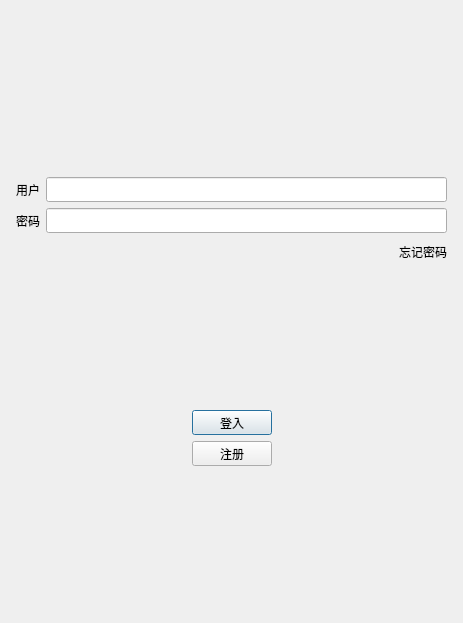
Old version of the form client/QTChat/logindialog.ui in the repository yizhinailong/ChatCpp.
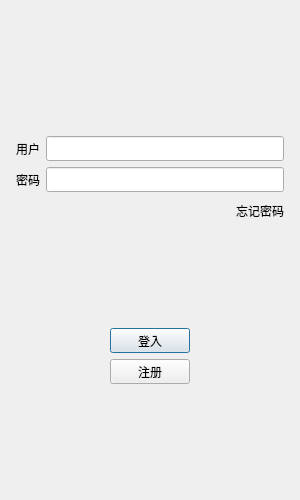
New version of the form. Icons and pictures are not drawn.

```diff
--- a/client/QTChat/logindialog.ui
+++ b/client/QTChat/logindialog.ui
@@ -6,10 +6,22 @@
    <rect>
     <x>0</x>
     <y>0</y>
-    <width>463</width>
-    <height>623</height>
+    <width>300</width>
+    <height>500</height>
    </rect>
   </property>
+  <property name="minimumSize">
+   <size>
+    <width>300</width>
+    <height>500</height>
+   </size>
+  </property>
+  <property name="maximumSize">
+   <size>
+    <width>300</width>
+    <height>500</height>
+   </size>
+  </property>
   <property name="windowTitle">
    <string>Dialog</string>
   </property>
```
